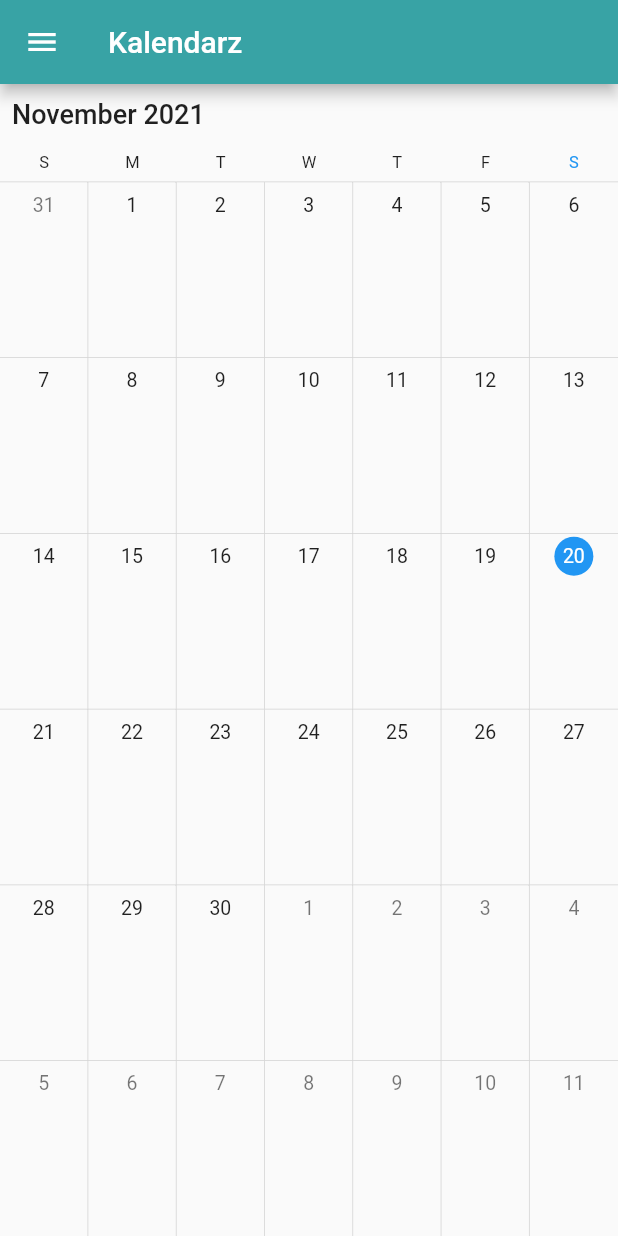
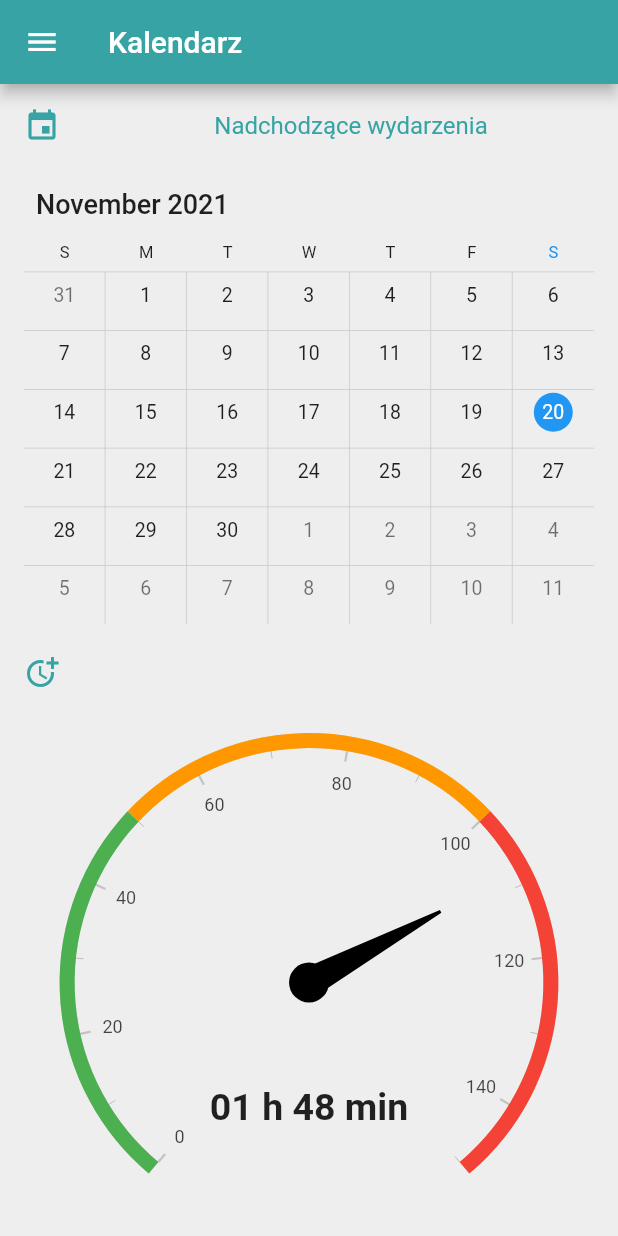
Before and after one commit to Me-Phew/cn-2021, a Flutter app: the Calendar screen opened by its route, on a phone screen of 412 x 824 dp. Run offline on Flutter 3.47's test engine with Material 2 defaults, Android fonts, the phone set to English and light mode, and no system bars; drawn by our look-alikes of syncfusion_flutter_calendar, syncfusion_flutter_gauges; our stand-ins replace rflutter_alert.

Commit message:
Final commit

```diff
--- a/lib/calendar.dart
+++ b/lib/calendar.dart
@@ -1,5 +1,6 @@
 import 'package:flutter/material.dart';
 import 'package:smart_family/pages.dart';
+import 'package:syncfusion_flutter_gauges/gauges.dart';
 import 'static_routes.dart';
 import 'colors.dart';
 import 'pages_data.dart';
@@ -83,13 +84,70 @@ class _CalendarState extends State<Calendar> {
             ),
           ),
         ),
-        body: SfCalendar(
-          view: CalendarView.month,
+        body: Container(
+          color: textColor,
+          child: (
+              ListView(
+                padding: EdgeInsets.zero,
+                shrinkWrap: true,
+                children: [
+                  const ListTile (
+                    leading: Icon(Icons.event,
+                        color: turquoise),
+                    title: Text('Nadchodzące wydarzenia',
+                      style: TextStyle(color: turquoise),
+                      textAlign: TextAlign.center,),
+                  ),
+                  ListTile (
+                    title: SfCalendar(view: CalendarView.month),
+                  ),
+                  ListView(
+                      padding: EdgeInsets.zero,
+                      shrinkWrap: true,
+                      children: [
+                        const ListTile (
+                          leading: Icon(Icons.more_time,
+                              color: turquoise),
+                          title: Text('Reminders',
+                            style: TextStyle(color: textColor),
+                          ),
+                        ),
+                        ListTile (
+                            title: SfRadialGauge(
+                                axes: <RadialAxis>[
+                                  RadialAxis(minimum: 0, maximum: 150,
+                                      ranges: <GaugeRange>[
+                                        GaugeRange(startValue: 0, endValue: 50, color:Colors.green),
+                                        GaugeRange(startValue: 50,endValue: 100,color: Colors.orange),
+                                        GaugeRange(startValue: 100,endValue: 168,color: Colors.red)],
+                                      pointers: const <GaugePointer>[
+                                        NeedlePointer(value: 108)],
+                                      annotations: const <GaugeAnnotation>[
+                                        GaugeAnnotation(widget: Text('01 h 48 min',style: TextStyle(fontSize: 25,fontWeight: FontWeight.bold)),
+                                            angle: 90, positionFactor: 0.5
+                                        )]
+                                  )])
+                        ),
+                        ListTile (
+                            title: ElevatedButton(
+                                onPressed: () {
+                                  print('');
+                                },
+                                style: ElevatedButton.styleFrom(
+                                    minimumSize: const Size(150, 80)
+                                ),
+                                child: const Text('Dodaj przypomnienie'))
+                        )
+                      ]
+                  )
+                ],
+              )
+          ),
         ),
     );
   }
+}
 
   _updateSelectedListTile(int index) {
     selectedTile = index;
   }
-}
--- a/pubspec.yaml
+++ b/pubspec.yaml
@@ -31,6 +31,7 @@ dependencies:
     sdk: flutter
   http: ^0.13.4
   syncfusion_flutter_calendar: ^19.3.54
+  syncfusion_flutter_gauges: ^19.3.54
 
   # The following adds the Cupertino Icons font to your application.
   # Use with the CupertinoIcons class for iOS style icons.
```
Also changed, not shown: lib/home_budget.dart (+13 -12 lines), pubspec.lock.
